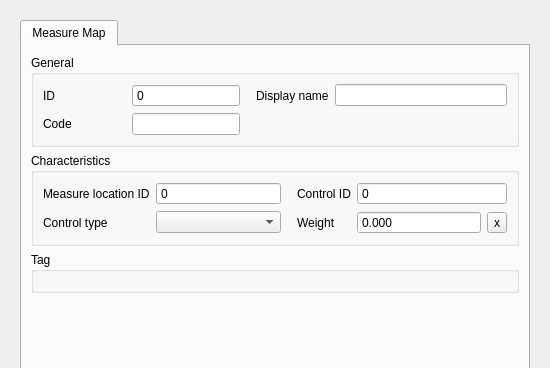
Qt form threedi_schematisation_editor/forms/ui/measure_map.ui (nens/threedi-schematisation-editor) before a commit; both pictures show x 0 to 550 and y 0 to 368 of the 550 by 550 pixel window.
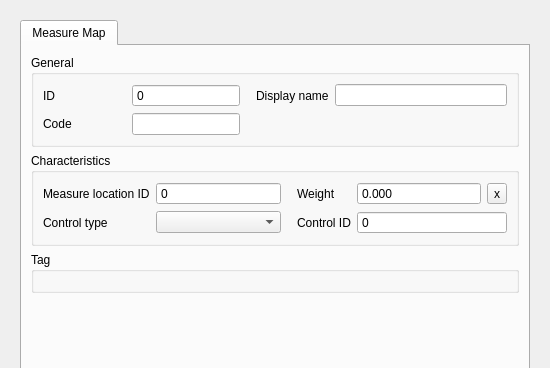
The same form after that commit.

Commit message: Details in the structure control attribute forms

The edit to the form file:
```diff
--- a/threedi_schematisation_editor/forms/ui/measure_map.ui
+++ b/threedi_schematisation_editor/forms/ui/measure_map.ui
@@ -168,7 +168,7 @@
               <string>Characteristics</string>
              </property>
              <layout class="QGridLayout" name="gridLayout_3">
-              <item row="1" column="2">
+              <item row="0" column="2">
                <widget class="QLabel" name="label_14">
                 <property name="locale">
                  <locale language="English" country="UnitedStates"/>
@@ -184,7 +184,7 @@
                 </property>
                </widget>
               </item>
-              <item row="0" column="2">
+              <item row="1" column="2">
                <widget class="QLabel" name="label_7">
                 <property name="locale">
                  <locale language="English" country="UnitedStates"/>
@@ -263,7 +263,7 @@
                 </property>
                </widget>
               </item>
-              <item row="1" column="3">
+              <item row="0" column="3">
                <widget class="QDoubleSpinBox" name="weight">
                 <property name="sizePolicy">
                  <sizepolicy hsizetype="Expanding" vsizetype="Fixed">
@@ -291,14 +291,14 @@
                 </property>
                </widget>
               </item>
-              <item row="1" column="4">
+              <item row="0" column="4">
                <widget class="QToolButton" name="weight_clear">
                 <property name="text">
                  <string>x</string>
                 </property>
                </widget>
               </item>
-              <item row="0" column="3" colspan="2">
+              <item row="1" column="3" colspan="2">
                <widget class="QSpinBox" name="control_id">
                 <property name="sizePolicy">
                  <sizepolicy hsizetype="Expanding" vsizetype="Fixed">
```
The commit also changes 3 other files.
